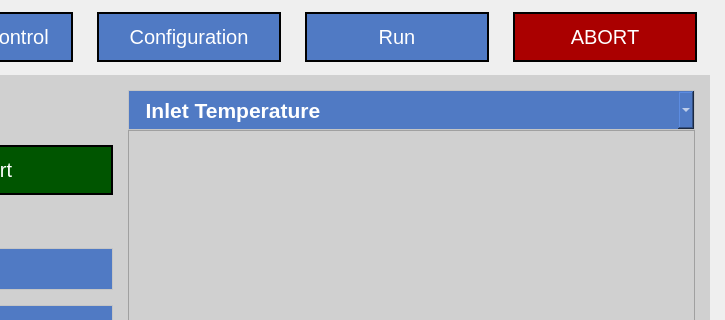
This is App/UI/QT5_Generated_UI.ui in osuntp/ntp as Qt 5 draws it before an edit; both pictures show x 555 to 1280 and y 0 to 320 of the 1280 by 768 pixel window. The edited form follows.
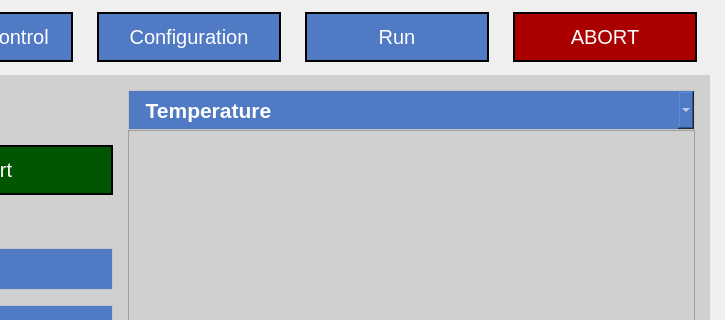
This is the edited form.

What changed in the file:
```diff
--- a/App/UI/QT5_Generated_UI.ui
+++ b/App/UI/QT5_Generated_UI.ui
@@ -2118,7 +2118,7 @@
        </property>
        <item>
         <property name="text">
-         <string>  Inlet Temperature</string>
+         <string>  Temperature</string>
         </property>
        </item>
        <item>
```
Left out of the diff: 12 changed lines with no effect on the pictures.
